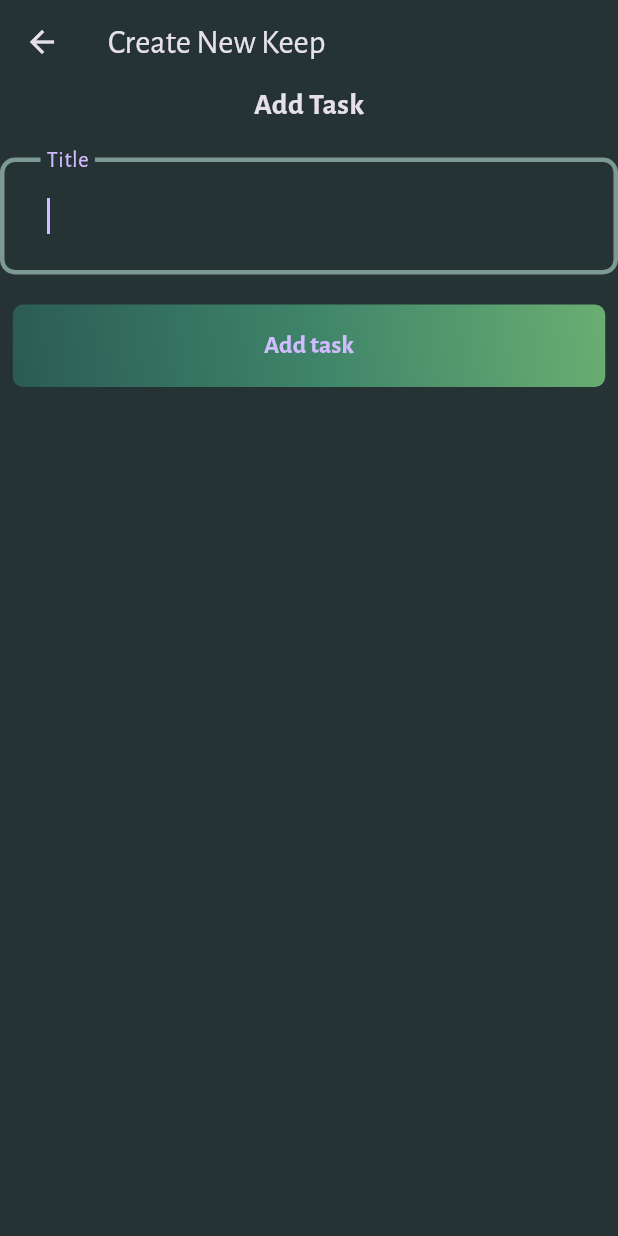
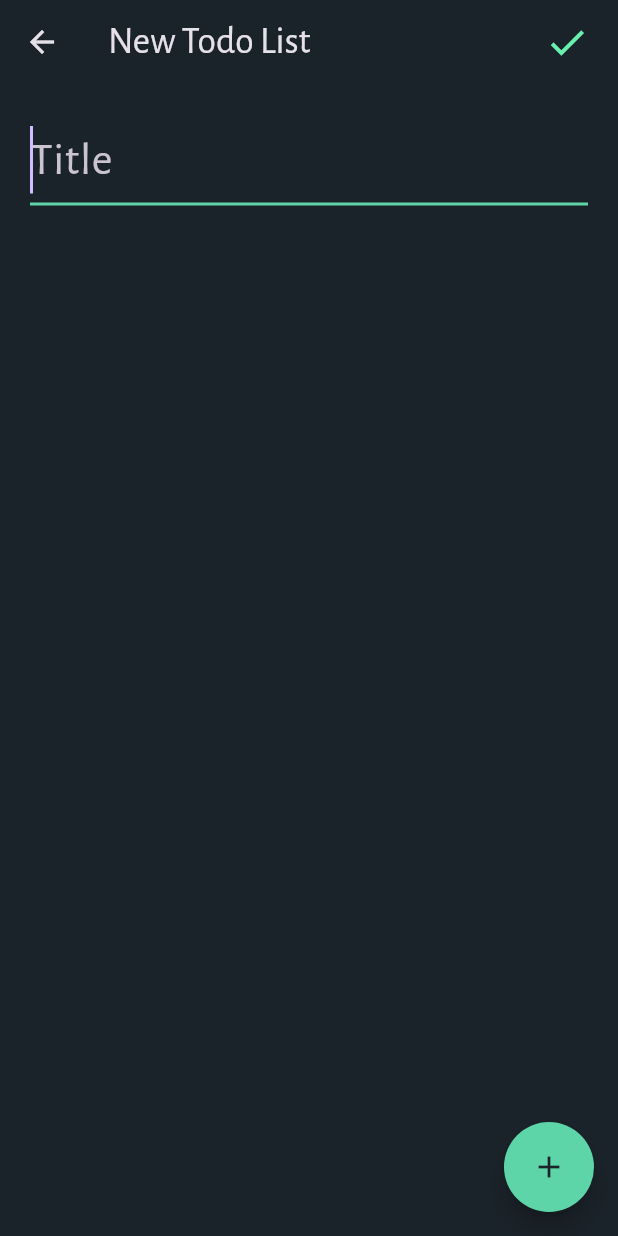
Before and after one commit to seven1106/daily-todo-list, a Flutter app: the CreateNewTodoList screen opened directly, on a phone screen of 412 x 824 dp. Run offline on Flutter 3.47's test engine with Material 3 defaults, Android fonts, the phone set to English and light mode, and no system bars; our stand-ins replace equatable, flutter_bloc, flutter_svg, hydrated_bloc.

Commit message:
Todo list CRUD

```diff
--- a/lib/blocs/tasks_bloc/tasks_bloc.dart
+++ b/lib/blocs/tasks_bloc/tasks_bloc.dart
@@ -1,15 +1,12 @@
-import 'package:bloc/bloc.dart';
 import 'package:daily_todo_list/blocs/bloc_exports.dart';
 import 'package:equatable/equatable.dart';
-import 'package:meta/meta.dart';
-
 import '../../models/task.dart';
 
 part 'tasks_event.dart';
 part 'tasks_state.dart';
 
 class TasksBloc extends HydratedBloc<TasksEvent, TasksState> {
-  TasksBloc() : super(TasksState()) {
+  TasksBloc() : super(const TasksState()) {
     on<AddTask>(_addTask);
     on<UpdateTask>(_updateTask);
     on<DeleteTask>(_deleteTask);
--- a/lib/blocs/tasks_bloc/tasks_event.dart
+++ b/lib/blocs/tasks_bloc/tasks_event.dart
@@ -1,7 +1,6 @@
 part of 'tasks_bloc.dart';
 
-@immutable
-sealed class TasksEvent extends Equatable {
+class TasksEvent extends Equatable {
   const TasksEvent();
   @override
   List<Object?> get props => [];
--- /dev/null
+++ b/lib/blocs/todo_list_bloc/todo_list_state.dart
@@ -0,0 +1,28 @@
+part of 'todo_list_bloc.dart';
+
+class TodoListState extends Equatable  {
+  final List<ToDoListModel> allTodoList;
+  final List<ToDoListModel> removedTodoList;
+  const TodoListState({
+    this.allTodoList = const <ToDoListModel>[],
+    this.removedTodoList = const <ToDoListModel>[],
+  });
+  @override
+  List<Object?> get props => [allTodoList];
+
+  Map<String, dynamic> toMap() {
+    return {
+      'allTodoList': allTodoList.map((x) => x.toMap()).toList(),
+      'removedTodoList': removedTodoList.map((x) => x.toMap()).toList(),
+    };
+  }
+
+  factory TodoListState.fromMap(Map<String, dynamic> map) {
+    return TodoListState(
+      allTodoList: List<ToDoListModel>.from(map['allTodoList']?.map((x) => ToDoListModel.fromMap(x))),
+      removedTodoList: List<ToDoListModel>.from(map['removedTodoList']?.map((x) => ToDoListModel.fromMap(x))),
+    );
+  }
+
+
+}
--- a/lib/config/theme/app_palette.dart
+++ b/lib/config/theme/app_palette.dart
@@ -1,15 +1,17 @@
 import 'package:flutter/material.dart';
 
 class AppPalette {
-  static const Color backgroundColor = Color.fromRGBO(37, 51, 52, 1.0);
+  static const Color backgroundColor = Color.fromRGBO(27, 35, 42, 1.0);
   static const Color gradient1 = Color.fromRGBO(255, 255, 255, 1.0);
   static const Color gradient2 = Color.fromRGBO(124, 154, 146, 1.0);
   static const Color gradient3 = Color.fromRGBO(43, 91, 84, 1.0);
   static const Color gradient4 = Color.fromRGBO(62, 132, 105, 1.0);
-  static const Color gradient5 = Color.fromRGBO(106, 174, 114, 1.0);
+  static const Color btnColor = Color.fromRGBO(106, 174, 114, 1.0);
   static const Color borderColor = Color.fromRGBO(73, 138, 120, 1.0);
+  static const Color gradient5 = Color.fromRGBO(94, 213, 168, 1.0);
   static const Color whiteColor = Colors.white;
   static const Color greyColor = Colors.grey;
   static const Color errorColor = Colors.redAccent;
   static const Color transparentColor = Colors.transparent;
+  static const Color titleColor = Color.fromRGBO(94, 213, 168, 1);
 }
--- a/lib/config/theme/theme.dart
+++ b/lib/config/theme/theme.dart
@@ -9,6 +9,12 @@ class AppTheme {
           width: 3,
         ),
         borderRadius: BorderRadius.circular(10),
+      );
+  static _underBorder([Color color = AppPalette.borderColor]) => UnderlineInputBorder(
+        borderSide: BorderSide(
+          color: color,
+          width: 2,
+        ),
       );
 
   static final darkThemeMode = ThemeData.dark().copyWith(
@@ -24,7 +30,17 @@ class AppTheme {
       TargetPlatform.windows: NoTransitionsOnPlatform(),
     }),
     floatingActionButtonTheme: const FloatingActionButtonThemeData(
-      backgroundColor: AppPalette.gradient2,
+      backgroundColor: AppPalette.gradient5,
+      foregroundColor: AppPalette.backgroundColor,
+      sizeConstraints: BoxConstraints.tightFor(
+        width: 60,
+        height: 60,
+      ),
+      shape: RoundedRectangleBorder(
+        borderRadius: BorderRadius.all(
+          Radius.circular(50),
+        ),
+      ),
     ),
     elevatedButtonTheme: ElevatedButtonThemeData(
       style: ButtonStyle(
@@ -47,10 +63,10 @@ class AppTheme {
       side: BorderSide.none,
     ),
     inputDecorationTheme: InputDecorationTheme(
-      contentPadding: const EdgeInsets.all(27),
-      border: _border(),
-      enabledBorder: _border(),
-      focusedBorder: _border(AppPalette.gradient2),
+      // contentPadding: const EdgeInsets.all(27),
+      border: _border(AppPalette.gradient2),
+      enabledBorder: _underBorder(AppPalette.gradient3),
+      focusedBorder: _underBorder(AppPalette.gradient5),
       errorBorder: _border(AppPalette.errorColor),
     ),
   );
--- a/lib/core/constants/constants.dart
+++ b/lib/core/constants/constants.dart
@@ -1,5 +1,5 @@
 class Constants {
-  static const String appName = '';
+  static const String appName = 'Daily Keeper';
   static const String appVersion = '1.0.0';
   static const String appDescription = '';
   static const String appAuthor = '';
--- /dev/null
+++ b/lib/models/todo_list.dart
@@ -0,0 +1,67 @@
+import 'package:daily_todo_list/models/task.dart';
+import 'package:equatable/equatable.dart';
+
+class ToDoListModel extends Equatable {
+  final String title;
+  final String id;
+  final List<TaskModel> tasks;
+
+  bool? isDone;
+  bool? isDeleted;
+
+  @override
+  List<Object?> get props => [
+        title,
+        id,
+        tasks,
+        isDone,
+        isDeleted,
+      ];
+
+  ToDoListModel({
+    required this.title,
+    required this.id,
+    required this.tasks,
+    this.isDone,
+    this.isDeleted,
+  }) {
+    isDone ??= false;
+    isDeleted ??= false;
+  }
+
+  ToDoListModel copyWith({
+    String? title,
+    String? id,
+    List<TaskModel>? tasks,
+    bool? isDone,
+    bool? isDeleted,
+  }) {
+    return ToDoListModel(
+      title: title ?? this.title,
+      id: id ?? this.id,
+      tasks: tasks ?? this.tasks,
+      isDone: isDone ?? this.isDone,
+      isDeleted: isDeleted ?? this.isDeleted,
+    );
+  }
+
+  Map<String, dynamic> toMap() {
+    return {
+      'title': title,
+      'id': id,
+      'tasks': tasks,
+      'isDone': isDone,
+      'isDeleted': isDeleted,
+    };
+  }
+
+  factory ToDoListModel.fromMap(Map<String, dynamic> map) {
+    return ToDoListModel(
+      title: map['title'] as String,
+      id: map['id'] as String,
+      tasks: map['tasks'] as List<TaskModel>,
+      isDone: map['isDone'] as bool,
+      isDeleted: map['isDeleted'] as bool,
+    );
+  }
+}
--- a/lib/screens/create_new_todo_list.dart
+++ b/lib/screens/create_new_todo_list.dart
@@ -4,6 +4,8 @@ import 'package:flutter/material.dart';
 
 import '../blocs/bloc_exports.dart';
 import '../blocs/tasks_bloc/tasks_bloc.dart';
+import '../models/day.dart';
+import '../models/todo_list.dart';
 import '../widgets/gradient_btn.dart';
 
 class CreateNewTodoList extends StatefulWidget {
@@ -16,52 +18,149 @@ class CreateNewTodoList extends StatefulWidget {
 
 class _CreateNewTodoListState extends State<CreateNewTodoList> {
   TextEditingController taskTitleController = TextEditingController();
+  TextEditingController taskController = TextEditingController();
+  List allTasksController = [];
   @override
   void dispose() {
     taskTitleController.dispose();
+    taskController.dispose();
     super.dispose();
   }
 
-  @override
-  Widget build(BuildContext context) {
-    return BlocBuilder<TasksBloc, TasksState>(
-      builder: (context, state) {
-        return Scaffold(
-          appBar: AppBar(
-            title: const Text('Create New Keep'),
-          ),
-          body: Column(
-            children: [
-              const Text(
-                'Add Task',
-                style: TextStyle(fontSize: 20, fontWeight: FontWeight.bold),
-              ),
-              const SizedBox(height: 20),
-              TextField(
-                autofocus: true,
-                controller: taskTitleController,
-                decoration: const InputDecoration(
-                  label: Text('Title', style: TextStyle(fontSize: 20)),
-                ),
-              ),
-              const SizedBox(height: 20),
-              GradientBtn(
-                  buttonText: 'Add task',
-                  onPressed: () {
+  void _addTask(BuildContext context) {
     var task = TaskModel(
       id: GUIDGen.generate(),
       title: taskTitleController.text,
       isDone: false,
     );
+    var tasks = allTasksController.map((e) {
+      return TaskModel(
+        id: GUIDGen.generate(),
+        title: e.text,
+        isDone: false,
+      );
+    }).toList();
+    var todoList = ToDoListModel(
+      id: GUIDGen.generate(),
+      title: taskTitleController.text,
+      tasks: tasks,
+    );
+    var day = DayModel(
+      id: GUIDGen.generate(),
+      todoList: [todoList.id],
+      noteListId: [],
+      createdAt: DateTime.now(),
+    );
     BlocProvider.of<TasksBloc>(context).add(AddTask(
       task: task,
     ));
     Navigator.pop(context);
+  }
+  void generateTextField() {
+    TextEditingController controller = TextEditingController();
+    setState(() {
+      allTasksController.add(controller);
+    });
+  }
+  @override
+  Widget build(BuildContext context) {
+    return BlocBuilder<TasksBloc, TasksState>(
+      builder: (context, state) {
+        return SafeArea(
+          child: Scaffold(
+            appBar: AppBar(
+              title: const Text('New Todo List', style: TextStyle(fontSize: 25)),
+              actions: [
+                Padding(
+                  padding: const EdgeInsets.symmetric(horizontal: 10),
+                  child: IconButton(
+                    icon: const Icon(Icons.check, size: 30, color: Colors.greenAccent),
+                    onPressed: () {
+                      _addTask(context);
+                    },
+                  ),
+                ),
+              ],
+            ),
+            body: Padding(
+              padding: const EdgeInsets.symmetric(horizontal: 20),
+              child: Column(
+                crossAxisAlignment: CrossAxisAlignment.start,
+                children: [
+                  const SizedBox(height: 20),
+                  TextFormField(
+                    style: const TextStyle(fontSize: 30),
+                    autofocus: true,
+                    controller: taskTitleController,
+                    decoration: const InputDecoration(
+                      border: InputBorder.none,
+                      hintText: 'Title',
+                      hintStyle: TextStyle(fontSize: 30),
+                    ),
+                    onFieldSubmitted: (value) {
+                      generateTextField();
+                    },
+                  ),
+                  Expanded(
+                    child: ListView.builder(
+                        padding: const EdgeInsets.only(top: 10, bottom: 10),
+                        itemCount: allTasksController.length,
+                        itemBuilder: (context, index) {
+                          return getTextField(index, allTasksController[index]);
                         }),
+                  ),
+                  const SizedBox(height: 20),
                 ],
+              ),
+            ),
+            floatingActionButton: FloatingActionButton(
+              onPressed: () {
+                generateTextField();
+              },
+              tooltip: 'Add Task',
+              child: const Icon(Icons.add),
+
+            ),
           ),
         );
       },
     );
   }
+
+  Widget getTextField(int index, TextEditingController controller) {
+    return Padding(
+      padding: const EdgeInsets.only(bottom: 10),
+      child: Row(
+        mainAxisAlignment: MainAxisAlignment.end,
+        children: [
+          Text(
+            '${index + 1}.',
+            style: const TextStyle(fontSize: 24),
+          ),
+          const SizedBox(width: 10),
+          Expanded(
+            child: TextFormField(
+              style: const TextStyle(fontSize: 20),
+              controller: controller,
+              decoration:  InputDecoration(
+                border: InputBorder.none,
+                hintText: 'Task ${index + 1}',
+
+              ),
+            ),
+          ),
+          IconButton(
+            onPressed: () {
+              setState(() {
+                allTasksController.removeAt(index);
+              });
+            },
+            icon:  Icon(Icons.delete_outline, color: Colors.red[400]),
+          ),
+        ],
+      ),
+    );
   }
+
+
+}
--- a/lib/screens/main_drawer.dart
+++ b/lib/screens/main_drawer.dart
@@ -1,3 +1,4 @@
+import 'package:daily_todo_list/config/theme/app_palette.dart';
 import 'package:daily_todo_list/screens/main_screen.dart';
 import 'package:daily_todo_list/screens/bin_screen.dart';
 import 'package:flutter/material.dart';
@@ -18,8 +19,7 @@ class MainDrawer extends StatelessWidget {
           child: Column(
             children: [
               const DrawerHeader(
-                decoration: BoxDecoration(),
-                child: Text('Daily Todo List', style: TextStyle(fontSize: 24)),
+                child: Text('Daily Keeper', style: TextStyle(fontSize: 24, color: AppPalette.titleColor), textAlign: TextAlign.left,),
               ),
               ListTile(
                 title: const Text('Main'),
```
Also changed, not shown: lib/blocs/todo_list_bloc/todo_list_bloc.dart (added, +54 -0 lines), lib/blocs/todo_list_bloc/todo_list_event.dart (added, +39 -0 lines), lib/screens/main_screen.dart (+4 -4 lines), lib/widgets/task_tile.dart (+4 -5 lines). Lines whose indentation alone changed are shown as unchanged.
